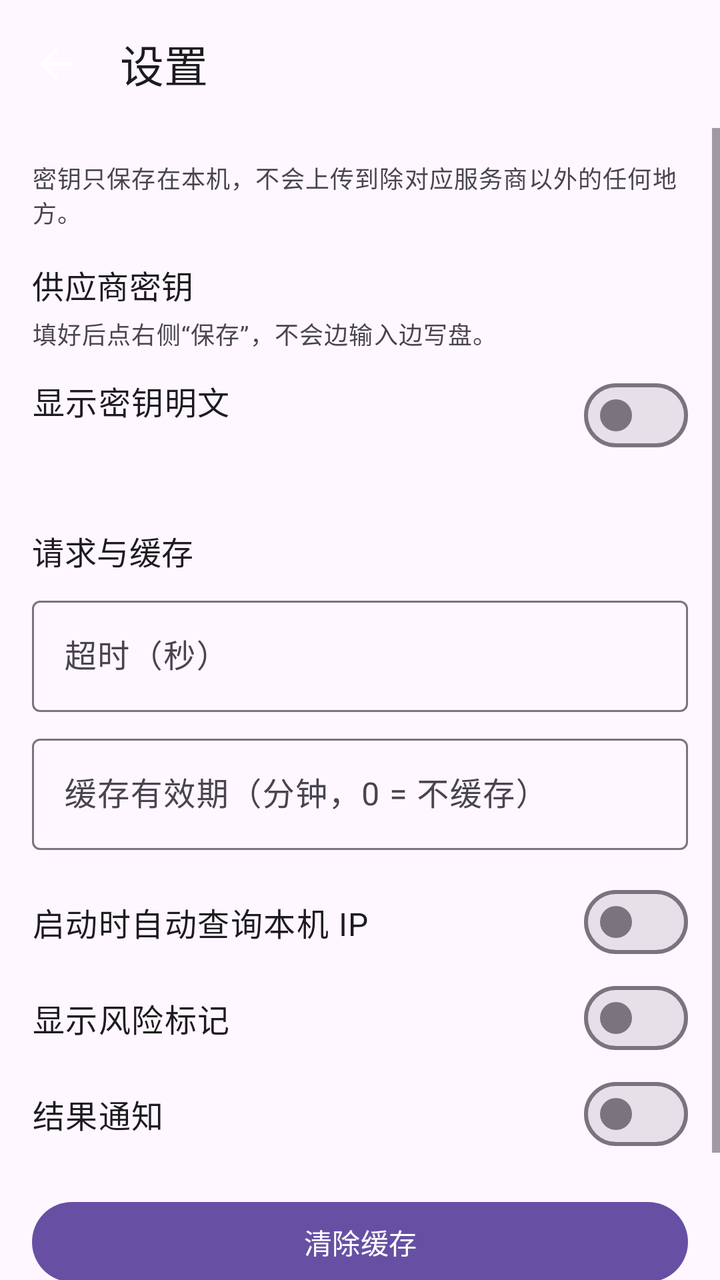
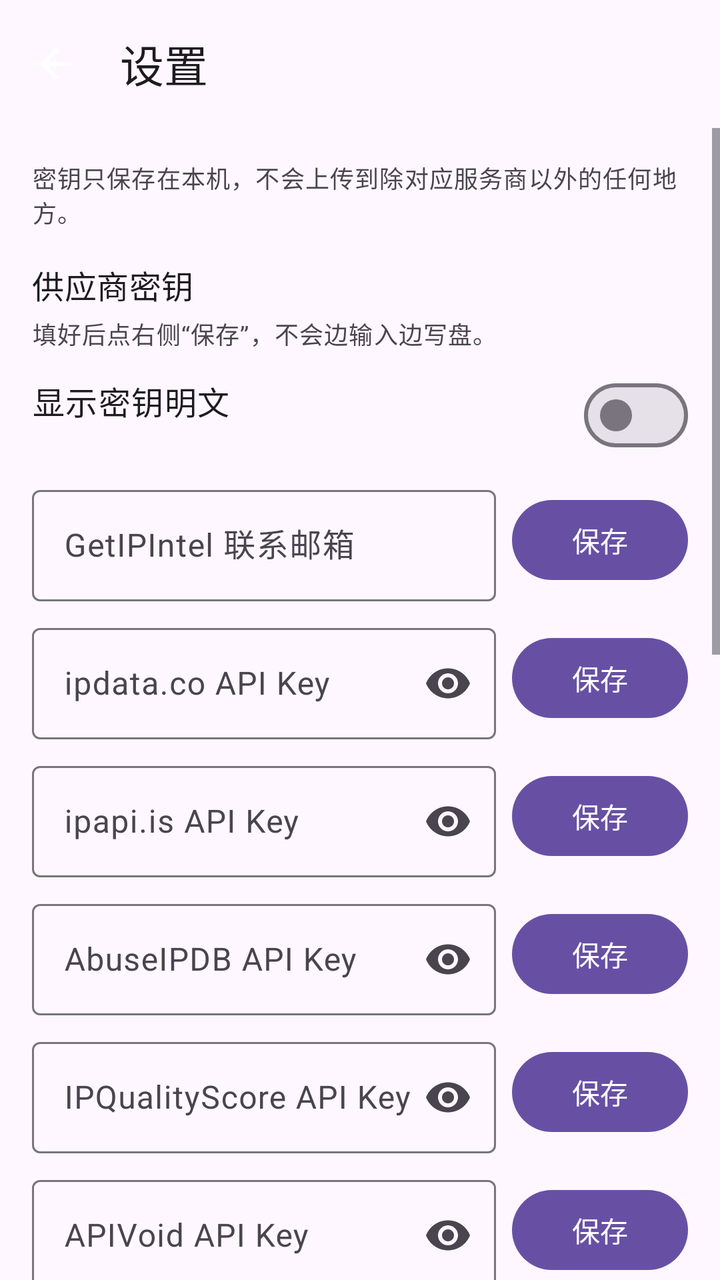

Two renders of the same Android screen: before a commit and after it. Below are the layout's source before the change and the commit's diff.
<!-- AndroidManifest.xml: application theme Theme.ZyvioIp -->
<!-- res/layout/activity_settings.xml -->
<?xml version="1.0" encoding="utf-8"?>
<LinearLayout xmlns:android="http://schemas.android.com/apk/res/android"
    xmlns:app="http://schemas.android.com/apk/res-auto"
    android:layout_width="match_parent"
    android:layout_height="match_parent"
    android:orientation="vertical"
    android:background="?attr/colorSurface">

    <com.google.android.material.appbar.MaterialToolbar
        android:id="@+id/toolbar"
        android:layout_width="match_parent"
        android:layout_height="?attr/actionBarSize"
        app:navigationIcon="@drawable/ic_arrow_back"
        app:title="@string/settings_title" />

    <ScrollView
        android:layout_width="match_parent"
        android:layout_height="0dp"
        android:layout_weight="1">

        <LinearLayout
            android:layout_width="match_parent"
            android:layout_height="wrap_content"
            android:orientation="vertical"
            android:padding="@dimen/space_lg">

            <TextView
                android:layout_width="match_parent"
                android:layout_height="wrap_content"
                android:text="@string/settings_privacy"
                android:textAppearance="?attr/textAppearanceBodySmall"
                android:textColor="?attr/colorOnSurfaceVariant" />

            <TextView
                android:layout_width="match_parent"
                android:layout_height="wrap_content"
                android:layout_marginTop="@dimen/space_lg"
                android:text="@string/settings_keys"
                android:textAppearance="?attr/textAppearanceTitleMedium" />

            <TextView
                android:layout_width="match_parent"
                android:layout_height="wrap_content"
                android:layout_marginTop="@dimen/space_xs"
                android:text="@string/settings_keys_hint"
                android:textAppearance="?attr/textAppearanceBodySmall"
                android:textColor="?attr/colorOnSurfaceVariant" />

            <LinearLayout
                android:layout_width="match_parent"
                android:layout_height="wrap_content"
                android:layout_marginTop="@dimen/space_sm"
                android:orientation="horizontal"
                android:gravity="center_vertical">

                <LinearLayout
                    android:layout_width="0dp"
                    android:layout_height="wrap_content"
                    android:layout_weight="1"
                    android:orientation="vertical">

                    <TextView
                        android:layout_width="wrap_content"
                        android:layout_height="wrap_content"
                        android:text="@string/settings_reveal"
                        android:textAppearance="?attr/textAppearanceBodyLarge" />

                    <TextView
                        android:id="@+id/tvRevealState"
                        android:layout_width="wrap_content"
                        android:layout_height="wrap_content"
                        android:textAppearance="?attr/textAppearanceLabelSmall"
                        android:textColor="?attr/colorOnSurfaceVariant" />
                </LinearLayout>

                <com.google.android.material.materialswitch.MaterialSwitch
                    android:id="@+id/switchReveal"
                    android:layout_width="wrap_content"
                    android:layout_height="wrap_content" />
            </LinearLayout>

            <LinearLayout
                android:id="@+id/keyContainer"
                android:layout_width="match_parent"
                android:layout_height="wrap_content"
                android:layout_marginTop="@dimen/space_sm"
                android:orientation="vertical" />

            <TextView
                android:layout_width="match_parent"
                android:layout_height="wrap_content"
                android:layout_marginTop="@dimen/space_xl"
                android:text="@string/settings_network"
                android:textAppearance="?attr/textAppearanceTitleMedium" />

            <com.google.android.material.textfield.TextInputLayout
                android:id="@+id/layoutTimeout"
                style="@style/Widget.Material3.TextInputLayout.OutlinedBox"
                android:layout_width="match_parent"
                android:layout_height="wrap_content"
                android:layout_marginTop="@dimen/space_sm"
                android:hint="@string/settings_timeout">

                <com.google.android.material.textfield.TextInputEditText
                    android:id="@+id/inputTimeout"
                    android:layout_width="match_parent"
                    android:layout_height="wrap_content"
                    android:inputType="number"
                    android:maxLines="1" />
            </com.google.android.material.textfield.TextInputLayout>

            <com.google.android.material.textfield.TextInputLayout
                android:id="@+id/layoutTtl"
                style="@style/Widget.Material3.TextInputLayout.OutlinedBox"
                android:layout_width="match_parent"
                android:layout_height="wrap_content"
                android:layout_marginTop="@dimen/space_sm"
                android:hint="@string/settings_ttl">

                <com.google.android.material.textfield.TextInputEditText
                    android:id="@+id/inputTtl"
                    android:layout_width="match_parent"
                    android:layout_height="wrap_content"
                    android:inputType="number"
                    android:maxLines="1" />
            </com.google.android.material.textfield.TextInputLayout>

            <LinearLayout
                android:layout_width="match_parent"
                android:layout_height="wrap_content"
                android:layout_marginTop="@dimen/space_md"
                android:orientation="horizontal"
                android:gravity="center_vertical">

                <TextView
                    android:layout_width="0dp"
                    android:layout_height="wrap_content"
                    android:layout_weight="1"
                    android:text="@string/settings_auto_lookup"
                    android:textAppearance="?attr/textAppearanceBodyLarge" />

                <com.google.android.material.materialswitch.MaterialSwitch
                    android:id="@+id/switchAutoLookup"
                    android:layout_width="wrap_content"
                    android:layout_height="wrap_content" />
            </LinearLayout>

            <LinearLayout
                android:layout_width="match_parent"
                android:layout_height="wrap_content"
                android:orientation="horizontal"
                android:gravity="center_vertical">

                <TextView
                    android:layout_width="0dp"
                    android:layout_height="wrap_content"
                    android:layout_weight="1"
                    android:text="@string/settings_show_flags"
                    android:textAppearance="?attr/textAppearanceBodyLarge" />

                <com.google.android.material.materialswitch.MaterialSwitch
                    android:id="@+id/switchShowFlags"
                    android:layout_width="wrap_content"
                    android:layout_height="wrap_content" />
            </LinearLayout>

            <LinearLayout
                android:layout_width="match_parent"
                android:layout_height="wrap_content"
                android:orientation="horizontal"
                android:gravity="center_vertical">

                <TextView
                    android:layout_width="0dp"
                    android:layout_height="wrap_content"
                    android:layout_weight="1"
                    android:text="@string/settings_notifications"
                    android:textAppearance="?attr/textAppearanceBodyLarge" />

                <com.google.android.material.materialswitch.MaterialSwitch
                    android:id="@+id/switchNotifications"
                    android:layout_width="wrap_content"
                    android:layout_height="wrap_content" />
            </LinearLayout>

            <com.google.android.material.button.MaterialButton
                android:id="@+id/btnClearCache"
                android:layout_width="match_parent"
                android:layout_height="wrap_content"
                android:layout_marginTop="@dimen/space_lg"
                android:text="@string/settings_clear_cache"
                app:cornerRadius="28dp" />

            <TextView
                android:layout_width="match_parent"
                android:layout_height="wrap_content"
                android:layout_marginTop="@dimen/space_lg"
                android:text="@string/settings_about"
                android:textAppearance="?attr/textAppearanceBodySmall"
                android:textColor="?attr/colorOnSurfaceVariant" />
        </LinearLayout>
    </ScrollView>
</LinearLayout>
<!-- resources referenced by this layout -->
<resources>
  <dimen name="space_lg">16dp</dimen>
  <dimen name="space_md">12dp</dimen>
  <dimen name="space_sm">8dp</dimen>
  <dimen name="space_xl">24dp</dimen>
  <dimen name="space_xs">4dp</dimen>
  <!-- drawable ic_arrow_back (drawable) -->
  <vector xmlns:android="http://schemas.android.com/apk/res/android"
      android:width="24dp" android:height="24dp"
      android:viewportWidth="24" android:viewportHeight="24">
    <path android:fillColor="@android:color/white"
        android:pathData="M20,11H7.83l5.59,-5.59L12,4l-8,8 8,8 1.41,-1.41L7.83,13H20v-2z"/>
  </vector>
  <string name="settings_about">关于 ZyvioIP：本地聚合多家公开 IP 情报服务，仅用于网络安全自查，结果仅供参考。</string>
  <string name="settings_auto_lookup">启动时自动查询本机 IP</string>
  <string name="settings_clear_cache">清除缓存</string>
  <string name="settings_keys">供应商密钥</string>
  <string name="settings_keys_hint">填好后点右侧“保存”，不会边输入边写盘。</string>
  <string name="settings_network">请求与缓存</string>
  <string name="settings_notifications">结果通知</string>
  <string name="settings_privacy">密钥只保存在本机，不会上传到除对应服务商以外的任何地方。</string>
  <string name="settings_reveal">显示密钥明文</string>
  <string name="settings_show_flags">显示风险标记</string>
  <string name="settings_timeout">超时（秒）</string>
  <string name="settings_title">设置</string>
  <string name="settings_ttl">缓存有效期（分钟，0 = 不缓存）</string>
  <style name="Theme.ZyvioIp" parent="Theme.Material3.DayNight.NoActionBar">
          <item name="android:windowBackground">@color/app_window_background</item>
          <item name="android:statusBarColor">@android:color/transparent</item>
          <item name="android:navigationBarColor">@android:color/transparent</item>
          
          <item name="chipStyle">@style/Widget.ZyvioIp.Chip</item>
      </style>
  <color name="app_window_background">#F2F3F7</color>
  <style name="Widget.ZyvioIp.Chip" parent="Widget.Material3.Chip.Assist">
          <item name="chipMinHeight">24dp</item>
          <item name="chipStartPadding">10dp</item>
          <item name="chipEndPadding">10dp</item>
          <item name="chipBackgroundColor">?attr/colorSurfaceContainerHigh</item>
          <item name="android:textAppearance">?attr/textAppearanceLabelMedium</item>
          <item name="chipStrokeWidth">0dp</item>
      </style>
</resources>

<!-- the commit's change to res/layout/activity_settings.xml (unified diff, before → after) -->
@@ -79,12 +79,294 @@
                     android:layout_height="wrap_content" />
             </LinearLayout>
 
-            <LinearLayout
-                android:id="@+id/keyContainer"
-                android:layout_width="match_parent"
-                android:layout_height="wrap_content"
-                android:layout_marginTop="@dimen/space_sm"
-                android:orientation="vertical" />
+            
+
+            <LinearLayout
+                android:layout_width="match_parent"
+                android:layout_height="wrap_content"
+                android:layout_marginTop="@dimen/space_sm"
+                android:orientation="horizontal"
+                android:gravity="center_vertical">
+
+                <com.google.android.material.textfield.TextInputLayout
+                    android:id="@+id/layoutGetIpIntel"
+                    style="@style/Widget.Material3.TextInputLayout.OutlinedBox"
+                    android:layout_width="0dp"
+                    android:layout_height="wrap_content"
+                    android:layout_weight="1"
+                    android:hint="@string/hint_getipintel_email">
+
+                    <com.google.android.material.textfield.TextInputEditText
+                        android:id="@+id/inputGetIpIntel"
+                        android:layout_width="match_parent"
+                        android:layout_height="wrap_content"
+                        android:inputType="textEmailAddress"
+                        android:maxLines="1" />
+                </com.google.android.material.textfield.TextInputLayout>
+
+                <com.google.android.material.button.MaterialButton
+                    android:id="@+id/btnSaveGetIpIntel"
+                    android:layout_width="wrap_content"
+                    android:layout_height="wrap_content"
+                    android:layout_marginStart="@dimen/space_sm"
+                    android:text="@string/action_save" />
+            </LinearLayout>
+
+            <LinearLayout
+                android:layout_width="match_parent"
+                android:layout_height="wrap_content"
+                android:layout_marginTop="@dimen/space_sm"
+                android:orientation="horizontal"
+                android:gravity="center_vertical">
+
+                <com.google.android.material.textfield.TextInputLayout
+                    android:id="@+id/layoutIpData"
+                    style="@style/Widget.Material3.TextInputLayout.OutlinedBox"
+                    android:layout_width="0dp"
+                    android:layout_height="wrap_content"
+                    android:layout_weight="1"
+                    android:hint="@string/hint_ipdata_key"
+                    app:endIconMode="password_toggle">
+
+                    <com.google.android.material.textfield.TextInputEditText
+                        android:id="@+id/inputIpData"
+                        android:layout_width="match_parent"
+                        android:layout_height="wrap_content"
+                        android:inputType="textPassword"
+                        android:maxLines="1" />
+                </com.google.android.material.textfield.TextInputLayout>
+
+                <com.google.android.material.button.MaterialButton
+                    android:id="@+id/btnSaveIpData"
+                    android:layout_width="wrap_content"
+                    android:layout_height="wrap_content"
+                    android:layout_marginStart="@dimen/space_sm"
+                    android:text="@string/action_save" />
+            </LinearLayout>
+
+            <LinearLayout
+                android:layout_width="match_parent"
+                android:layout_height="wrap_content"
+                android:layout_marginTop="@dimen/space_sm"
+                android:orientation="horizontal"
+                android:gravity="center_vertical">
+
+                <com.google.android.material.textfield.TextInputLayout
+                    android:id="@+id/layoutIpapiIs"
+                    style="@style/Widget.Material3.TextInputLayout.OutlinedBox"
+                    android:layout_width="0dp"
+                    android:layout_height="wrap_content"
+                    android:layout_weight="1"
+                    android:hint="@string/hint_ipapis_key"
+                    app:endIconMode="password_toggle">
+
+                    <com.google.android.material.textfield.TextInputEditText
+                        android:id="@+id/inputIpapiIs"
+                        android:layout_width="match_parent"
+                        android:layout_height="wrap_content"
+                        android:inputType="textPassword"
+                        android:maxLines="1" />
+                </com.google.android.material.textfield.TextInputLayout>
+
+                <com.google.android.material.button.MaterialButton
+                    android:id="@+id/btnSaveIpapiIs"
+                    android:layout_width="wrap_content"
+                    android:layout_height="wrap_content"
+                    android:layout_marginStart="@dimen/space_sm"
+                    android:text="@string/action_save" />
+            </LinearLayout>
+
+            <LinearLayout
+                android:layout_width="match_parent"
+                android:layout_height="wrap_content"
+                android:layout_marginTop="@dimen/space_sm"
+                android:orientation="horizontal"
+                android:gravity="center_vertical">
+
+                <com.google.android.material.textfield.TextInputLayout
+                    android:id="@+id/layoutAbuseIpdb"
+                    style="@style/Widget.Material3.TextInputLayout.OutlinedBox"
+                    android:layout_width="0dp"
+                    android:layout_height="wrap_content"
+                    android:layout_weight="1"
+                    android:hint="@string/hint_abuseipdb_key"
+                    app:endIconMode="password_toggle">
+
+                    <com.google.android.material.textfield.TextInputEditText
+                        android:id="@+id/inputAbuseIpdb"
+                        android:layout_width="match_parent"
+                        android:layout_height="wrap_content"
+                        android:inputType="textPassword"
+                        android:maxLines="1" />
+                </com.google.android.material.textfield.TextInputLayout>
+
+                <com.google.android.material.button.MaterialButton
+                    android:id="@+id/btnSaveAbuseIpdb"
+                    android:layout_width="wrap_content"
+                    android:layout_height="wrap_content"
+                    android:layout_marginStart="@dimen/space_sm"
+                    android:text="@string/action_save" />
+            </LinearLayout>
+
+            <LinearLayout
+                android:layout_width="match_parent"
+                android:layout_height="wrap_content"
+                android:layout_marginTop="@dimen/space_sm"
+                android:orientation="horizontal"
+                android:gravity="center_vertical">
+
+                <com.google.android.material.textfield.TextInputLayout
+                    android:id="@+id/layoutIpqs"
+                    style="@style/Widget.Material3.TextInputLayout.OutlinedBox"
+                    android:layout_width="0dp"
+                    android:layout_height="wrap_content"
+                    android:layout_weight="1"
+                    android:hint="@string/hint_ipqs_key"
+                    app:endIconMode="password_toggle">
+
+                    <com.google.android.material.textfield.TextInputEditText
+                        android:id="@+id/inputIpqs"
+                        android:layout_width="match_parent"
+                        android:layout_height="wrap_content"
+                        android:inputType="textPassword"
+                        android:maxLines="1" />
+                </com.google.android.material.textfield.TextInputLayout>
+
+                <com.google.android.material.button.MaterialButton
+                    android:id="@+id/btnSaveIpqs"
+                    android:layout_width="wrap_content"
+                    android:layout_height="wrap_content"
+                    android:layout_marginStart="@dimen/space_sm"
+                    android:text="@string/action_save" />
+            </LinearLayout>
+
+            <LinearLayout
+                android:layout_width="match_parent"
+                android:layout_height="wrap_content"
+                android:layout_marginTop="@dimen/space_sm"
+                android:orientation="horizontal"
+                android:gravity="center_vertical">
+
+                <com.google.android.material.textfield.TextInputLayout
+                    android:id="@+id/layoutApiVoid"
+                    style="@style/Widget.Material3.TextInputLayout.OutlinedBox"
+                    android:layout_width="0dp"
+                    android:layout_height="wrap_content"
+                    android:layout_weight="1"
+                    android:hint="@string/hint_apivoid_key"
+                    app:endIconMode="password_toggle">
+
+                    <com.google.android.material.textfield.TextInputEditText
+                        android:id="@+id/inputApiVoid"
+                        android:layout_width="match_parent"
+                        android:layout_height="wrap_content"
+                        android:inputType="textPassword"
+                        android:maxLines="1" />
+                </com.google.android.material.textfield.TextInputLayout>
+
+                <com.google.android.material.button.MaterialButton
+                    android:id="@+id/btnSaveApiVoid"
+                    android:layout_width="wrap_content"
+                    android:layout_height="wrap_content"
+                    android:layout_marginStart="@dimen/space_sm"
+                    android:text="@string/action_save" />
+            </LinearLayout>
+
+            <LinearLayout
+                android:layout_width="match_parent"
+                android:layout_height="wrap_content"
+                android:layout_marginTop="@dimen/space_sm"
+                android:orientation="horizontal"
+                android:gravity="center_vertical">
+
+                <com.google.android.material.textfield.TextInputLayout
+                    android:id="@+id/layoutIpDataCo"
+                    style="@style/Widget.Material3.TextInputLayout.OutlinedBox"
+                    android:layout_width="0dp"
+                    android:layout_height="wrap_content"
+                    android:layout_weight="1"
+                    android:hint="@string/hint_ipdataco_key"
+                    app:endIconMode="password_toggle">
+
+                    <com.google.android.material.textfield.TextInputEditText
+                        android:id="@+id/inputIpDataCo"
+                        android:layout_width="match_parent"
+                        android:layout_height="wrap_content"
+                        android:inputType="textPassword"
+                        android:maxLines="1" />
+                </com.google.android.material.textfield.TextInputLayout>
+
+                <com.google.android.material.button.MaterialButton
+                    android:id="@+id/btnSaveIpDataCo"
+                    android:layout_width="wrap_content"
+                    android:layout_height="wrap_content"
+                    android:layout_marginStart="@dimen/space_sm"
+                    android:text="@string/action_save" />
+            </LinearLayout>
+
+            <LinearLayout
+                android:layout_width="match_parent"
+                android:layout_height="wrap_content"
+                android:layout_marginTop="@dimen/space_sm"
+                android:orientation="horizontal"
+                android:gravity="center_vertical">
+
+                <com.google.android.material.textfield.TextInputLayout
+                    android:id="@+id/layoutIpGeo"
+                    style="@style/Widget.Material3.TextInputLayout.OutlinedBox"
+                    android:layout_width="0dp"
+                    android:layout_height="wrap_content"
+                    android:layout_weight="1"
+                    android:hint="@string/hint_ipgeo_key"
+                    app:endIconMode="password_toggle">
+
+                    <com.google.android.material.textfield.TextInputEditText
+                        android:id="@+id/inputIpGeo"
+                        android:layout_width="match_parent"
+                        android:layout_height="wrap_content"
+                        android:inputType="textPassword"
+                        android:maxLines="1" />
+                </com.google.android.material.textfield.TextInputLayout>
+
+                <com.google.android.material.button.MaterialButton
+                    android:id="@+id/btnSaveIpGeo"
+                    android:layout_width="wrap_content"
+                    android:layout_height="wrap_content"
+                    android:layout_marginStart="@dimen/space_sm"
+                    android:text="@string/action_save" />
+            </LinearLayout>
+
+            <LinearLayout
+                android:layout_width="match_parent"
+                android:layout_height="wrap_content"
+                android:layout_marginTop="@dimen/space_sm"
+                android:orientation="horizontal"
+                android:gravity="center_vertical">
+
+                <com.google.android.material.textfield.TextInputLayout
+                    android:id="@+id/layoutWhoisXml"
+                    style="@style/Widget.Material3.TextInputLayout.OutlinedBox"
+                    android:layout_width="0dp"
+                    android:layout_height="wrap_content"
+                    android:layout_weight="1"
+                    android:hint="@string/hint_whoisxml_key"
+                    app:endIconMode="password_toggle">
+
+                    <com.google.android.material.textfield.TextInputEditText
+                        android:id="@+id/inputWhoisXml"
+                        android:layout_width="match_parent"
+                        android:layout_height="wrap_content"
+                        android:inputType="textPassword"
+                        android:maxLines="1" />
+                </com.google.android.material.textfield.TextInputLayout>
+
+                <com.google.android.material.button.MaterialButton
+                    android:id="@+id/btnSaveWhoisXml"
+                    android:layout_width="wrap_content"
+                    android:layout_height="wrap_content"
+                    android:layout_marginStart="@dimen/space_sm"
+                    android:text="@string/action_save" />
+            </LinearLayout>
 
             <TextView
                 android:layout_width="match_parent"
@@ -125,62 +407,28 @@
                     android:maxLines="1" />
             </com.google.android.material.textfield.TextInputLayout>
 
-            <LinearLayout
-                android:layout_width="match_parent"
-                android:layout_height="wrap_content"
-                android:layout_marginTop="@dimen/space_md"
-                android:orientation="horizontal"
-                android:gravity="center_vertical">
-
-                <TextView
-                    android:layout_width="0dp"
-                    android:layout_height="wrap_content"
-                    android:layout_weight="1"
-                    android:text="@string/settings_auto_lookup"
-                    android:textAppearance="?attr/textAppearanceBodyLarge" />
-
+            <LinearLayout android:layout_width="match_parent" android:layout_height="wrap_content"
+                android:layout_marginTop="@dimen/space_md" android:orientation="horizontal" android:gravity="center_vertical">
+                <TextView android:layout_width="0dp" android:layout_height="wrap_content" android:layout_weight="1"
+                    android:text="@string/settings_auto_lookup" android:textAppearance="?attr/textAppearanceBodyLarge" />
                 <com.google.android.material.materialswitch.MaterialSwitch
-                    android:id="@+id/switchAutoLookup"
-                    android:layout_width="wrap_content"
-                    android:layout_height="wrap_content" />
-            </LinearLayout>
-
-            <LinearLayout
-                android:layout_width="match_parent"
-                android:layout_height="wrap_content"
-                android:orientation="horizontal"
-                android:gravity="center_vertical">
-
-                <TextView
-                    android:layout_width="0dp"
-                    android:layout_height="wrap_content"
-                    android:layout_weight="1"
-                    android:text="@string/settings_show_flags"
-                    android:textAppearance="?attr/textAppearanceBodyLarge" />
-
+                    android:id="@+id/switchAutoLookup" android:layout_width="wrap_content" android:layout_height="wrap_content" />
+            </LinearLayout>
+
+            <LinearLayout android:layout_width="match_parent" android:layout_height="wrap_content"
+                android:orientation="horizontal" android:gravity="center_vertical">
+                <TextView android:layout_width="0dp" android:layout_height="wrap_content" android:layout_weight="1"
+                    android:text="@string/settings_show_flags" android:textAppearance="?attr/textAppearanceBodyLarge" />
                 <com.google.android.material.materialswitch.MaterialSwitch
-                    android:id="@+id/switchShowFlags"
-                    android:layout_width="wrap_content"
-                    android:layout_height="wrap_content" />
-            </LinearLayout>
-
-            <LinearLayout
-                android:layout_width="match_parent"
-                android:layout_height="wrap_content"
-                android:orientation="horizontal"
-                android:gravity="center_vertical">
-
-                <TextView
-                    android:layout_width="0dp"
-                    android:layout_height="wrap_content"
-                    android:layout_weight="1"
-                    android:text="@string/settings_notifications"
-                    android:textAppearance="?attr/textAppearanceBodyLarge" />
-
+                    android:id="@+id/switchShowFlags" android:layout_width="wrap_content" android:layout_height="wrap_content" />
+            </LinearLayout>
+
+            <LinearLayout android:layout_width="match_parent" android:layout_height="wrap_content"
+                android:orientation="horizontal" android:gravity="center_vertical">
+                <TextView android:layout_width="0dp" android:layout_height="wrap_content" android:layout_weight="1"
+                    android:text="@string/settings_notifications" android:textAppearance="?attr/textAppearanceBodyLarge" />
                 <com.google.android.material.materialswitch.MaterialSwitch
-                    android:id="@+id/switchNotifications"
-                    android:layout_width="wrap_content"
-                    android:layout_height="wrap_content" />
+                    android:id="@+id/switchNotifications" android:layout_width="wrap_content" android:layout_height="wrap_content" />
             </LinearLayout>
 
             <com.google.android.material.button.MaterialButton
<!-- resource entries referenced after the edit -->
@@ -12,6 +12,16 @@
     <path android:fillColor="@android:color/white"
         android:pathData="M20,11H7.83l5.59,-5.59L12,4l-8,8 8,8 1.41,-1.41L7.83,13H20v-2z"/>
   </vector>
+  <string name="action_save">保存</string>
+  <string name="hint_abuseipdb_key">AbuseIPDB API Key</string>
+  <string name="hint_apivoid_key">APIVoid API Key</string>
+  <string name="hint_getipintel_email">GetIPIntel 联系邮箱</string>
+  <string name="hint_ipapis_key">ipapi.is API Key</string>
+  <string name="hint_ipdata_key">ipdata.co API Key</string>
+  <string name="hint_ipdataco_key">ipdata.free API Key</string>
+  <string name="hint_ipgeo_key">IPGeolocation API Key</string>
+  <string name="hint_ipqs_key">IPQualityScore API Key</string>
+  <string name="hint_whoisxml_key">WhoisXML API Key</string>
   <string name="settings_about">关于 ZyvioIP：本地聚合多家公开 IP 情报服务，仅用于网络安全自查，结果仅供参考。</string>
   <string name="settings_auto_lookup">启动时自动查询本机 IP</string>
   <string name="settings_clear_cache">清除缓存</string>
